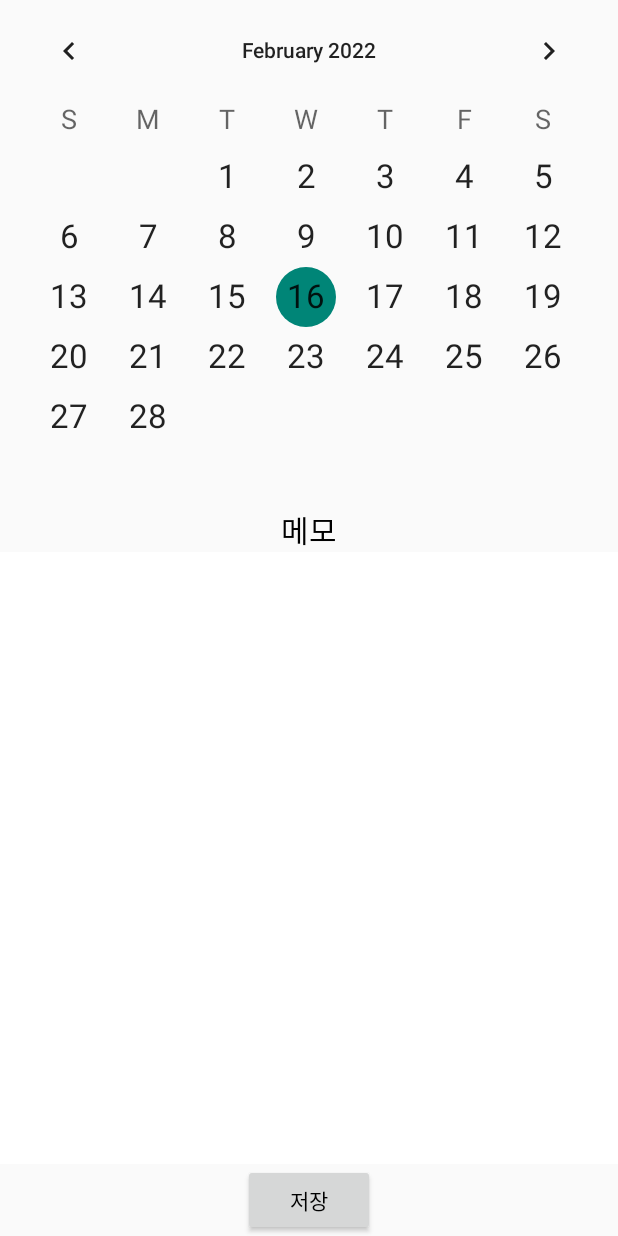
After one commit to hangang885/Function, an Android app: the CalendarActivity screen opened directly, with no data from a screen before it, on a phone screen of 412 x 824 dp. The commit adds this screen. Run offline under Robolectric (Android 15) with nearby library versions, the phone set to English and light mode, and no system bars.

Commit message:
ConstraintLayout, CalendarView 추가

```diff
--- a/app/src/main/java/com/example/myapplication/BiometricActivity.kt
+++ b/app/src/main/java/com/example/myapplication/BiometricActivity.kt
@@ -55,7 +55,7 @@ class BiometricActivity : AppCompatActivity() {
         promptInfo = PromptInfo.Builder()
             .setTitle("지문 인증")
             .setNegativeButtonText("취소")
-            .setDeviceCredentialAllowed(false)
+//            .setDeviceCredentialAllowed(false)
             .build()
 
         biometricPrompt.authenticate(promptInfo)
--- /dev/null
+++ b/app/src/main/java/com/example/myapplication/CalendarActivity.kt
@@ -0,0 +1,49 @@
+package com.example.myapplication
+
+import android.content.SharedPreferences
+import androidx.appcompat.app.AppCompatActivity
+import android.os.Bundle
+import android.util.Log
+import com.example.myapplication.databinding.ActivityCalendarBinding
+
+class CalendarActivity : AppCompatActivity() {
+    private lateinit var binding: ActivityCalendarBinding
+
+    private lateinit var prefs: SharedPreferences
+
+    private var date = ""
+    override fun onCreate(savedInstanceState: Bundle?) {
+        binding = ActivityCalendarBinding.inflate(layoutInflater)
+        super.onCreate(savedInstanceState)
+        setContentView(binding.root)
+        calendarSetting()
+        prefs = getSharedPreferences("Calendar", MODE_PRIVATE)
+
+        listenerSetting()
+
+
+    }
+    private fun calendarSetting(){
+        binding.calendar.apply {
+            dateTextAppearance = R.style.TextAppearance_AppCompat_Large
+            weekDayTextAppearance = R.style.TextAppearance_AppCompat_Medium
+        }
+
+    }
+
+    private fun listenerSetting() {
+        binding.calendar.setOnDateChangeListener { view, year, month, dayOfMonth ->
+            Log.d("han_Calendar", "$year $month $dayOfMonth")
+            date = "$year/$month/$dayOfMonth"
+            binding.edit.setText(prefs.getString(date, ""))
+        }
+        binding.save.setOnClickListener {
+            var memo = binding.edit.text.toString()
+            var editor = prefs.edit()
+            editor.putString(date, memo)
+            editor.apply()
+        }
+    }
+
+
+}
--- a/app/src/main/java/com/example/myapplication/FireBaseActivity.kt
+++ b/app/src/main/java/com/example/myapplication/FireBaseActivity.kt
@@ -1,5 +1,6 @@
 package com.example.myapplication
 
+import android.content.Intent
 import android.media.MediaPlayer
 import androidx.appcompat.app.AppCompatActivity
 import android.os.Bundle
@@ -37,7 +38,7 @@ class FireBaseActivity : AppCompatActivity() {
 
             // Log and toast
             val msg = getString(R.string.msg_token_fmt, token)
-            Log.d(TAG, msg)
+            Log.d("han_FireBaseToken_Check", msg)
             Toast.makeText(baseContext, msg, Toast.LENGTH_SHORT).show()
         })
         }
--- a/app/src/main/java/com/example/myapplication/MyFireBaseMessagingService.kt
+++ b/app/src/main/java/com/example/myapplication/MyFireBaseMessagingService.kt
@@ -52,6 +52,7 @@ public class MyFirebaseMessagingService : FirebaseMessagingService() {
         super.onNewToken(p0)
 
         /** 변경된 토큰 가져오기 및 확인하기 */
+
         FirebaseMessaging.getInstance().token.addOnCompleteListener(OnCompleteListener { task ->
             if (!task.isSuccessful) {
                 Log.w(TAG, "Fetching FCM registration token failed", task.exception)
--- /dev/null
+++ b/app/src/main/res/layout/activity_calendar.xml
@@ -0,0 +1,52 @@
+<?xml version="1.0" encoding="utf-8"?>
+<androidx.constraintlayout.widget.ConstraintLayout xmlns:android="http://schemas.android.com/apk/res/android"
+    xmlns:app="http://schemas.android.com/apk/res-auto"
+    xmlns:tools="http://schemas.android.com/tools"
+    android:layout_width="match_parent"
+    android:layout_height="match_parent"
+    tools:context=".CalendarActivity">
+
+    <CalendarView
+        android:id="@+id/calendar"
+        android:layout_width="match_parent"
+        android:layout_height="wrap_content"
+        app:layout_constraintEnd_toEndOf="parent"
+        app:layout_constraintStart_toStartOf="parent"
+        app:layout_constraintTop_toTopOf="parent" />
+
+    <TextView
+        android:id="@+id/memo"
+        android:layout_width="match_parent"
+        android:layout_height="wrap_content"
+        android:gravity="center"
+        android:text="메모"
+        android:textSize="20dp"
+        android:textColor="@color/black"
+        app:layout_constraintEnd_toEndOf="parent"
+        app:layout_constraintStart_toStartOf="parent"
+        app:layout_constraintTop_toBottomOf="@id/calendar" />
+
+    <EditText
+        android:id="@+id/edit"
+        android:background="@color/white"
+        android:layout_width="match_parent"
+        android:layout_height="0dp"
+        android:textSize="20dp"
+        android:textColor="@color/black"
+        android:gravity="center"
+        app:layout_constraintTop_toBottomOf="@id/memo"
+        app:layout_constraintBottom_toTopOf="@id/save"
+        />
+    <Button
+        android:id="@+id/save"
+        android:text="저장"
+        app:layout_constraintTop_toBottomOf="@id/edit"
+        android:textColor="@color/black"
+        app:layout_constraintStart_toStartOf="parent"
+        app:layout_constraintEnd_toEndOf="parent"
+        app:layout_constraintBottom_toBottomOf="parent"
+        android:layout_width="wrap_content"
+        android:layout_height="wrap_content"/>
+
+
+</androidx.constraintlayout.widget.ConstraintLayout>
--- a/app/src/main/res/values/colors.xml
+++ b/app/src/main/res/values/colors.xml
@@ -19,4 +19,8 @@
     <color name="blue_grey_800">#37474F</color>
     <color name="warm_grey">#9A9A9A</color>
     <color name="blue_grey_900">#263238</color>
+
+    <color name="yellow">#FFEB3B</color>
+    <color name="orange">#FF9800</color>
+    <color name="red">#F44336</color>
 </resources>
```
Also changed, not shown: app/build.gradle (+5 -3 lines), app/src/main/AndroidManifest.xml (+39 -11 lines), app/src/main/java/com/example/myapplication/ConstraintLayoutActivity.kt (added, +17 -0 lines), app/src/main/java/com/example/myapplication/MainActivity.kt (+7 -0 lines), app/src/main/java/com/example/myapplication/coroutine_study.kt (deleted, +0 -11 lines), app/src/main/res/layout/activity_constraint_layout.xml (added, +79 -0 lines), app/src/main/res/layout/activity_main.xml (+14 -0 lines), 1 other file.
